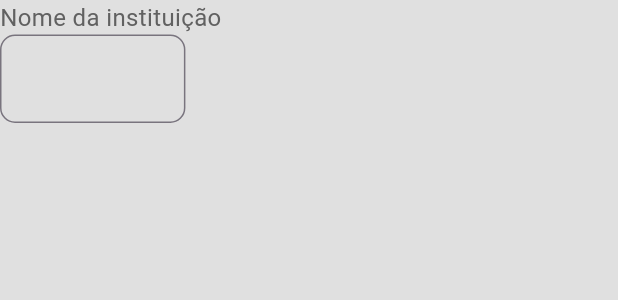
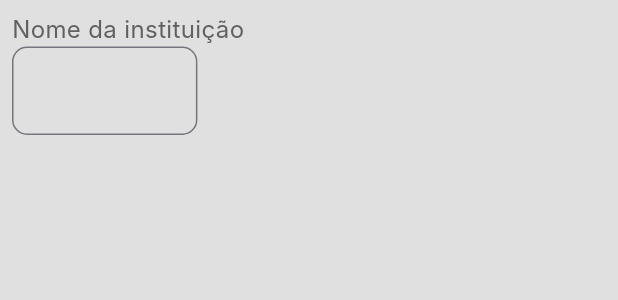
Before and after one commit to ernanyJ/edusys_client, a Flutter app: the MyTextField widget shown alone on an empty page, opened directly, on a phone screen of 412 x 824 dp. Shown: the top 300 px of the screen. Run offline on Flutter 3.47's test engine with Material 3 defaults, Android fonts, the light colour scheme and no system bars; our stand-ins replace data_table_2, dio, go_router; network calls fail; Roboto replaces fonts that are missing (Inter).

```diff
--- a/lib/core/config/config_state.dart
+++ b/lib/core/config/config_state.dart
@@ -4,5 +4,5 @@ class ConfigState extends ChangeNotifier {
   static TextEditingController schoolNameController = TextEditingController();
   static TextEditingController addressController = TextEditingController();
   static TextEditingController apiAddressController =
-      TextEditingController(text: 'http://192.168.100.59:8080');
+      TextEditingController(text: 'http://192.168.1.7:8080');
 }
--- a/lib/presentation/widgets/my_text_field.dart
+++ b/lib/presentation/widgets/my_text_field.dart
@@ -1,19 +1,23 @@
 import 'package:edusys_client/util/consts.dart';
 import 'package:flutter/material.dart';
+import 'package:flutter/services.dart';
 
 class MyTextField extends StatelessWidget {
-  const MyTextField({
-    super.key,
+  const MyTextField(
+      {super.key,
       required this.label,
       required this.controller,
-  });
+      this.inputFormatters});
 
   final String label;
   final TextEditingController controller;
+  final List<TextInputFormatter>? inputFormatters;
 
   @override
   Widget build(BuildContext context) {
-    return Column(
+    return Padding(
+      padding: const EdgeInsets.all(defaultInnerPad),
+      child: Column(
         crossAxisAlignment: CrossAxisAlignment.start,
         children: [
           Text(
@@ -23,13 +27,22 @@ class MyTextField extends StatelessWidget {
           SizedBox(
             width: MediaQuery.of(context).size.width * 0.3,
             child: TextField(
+              inputFormatters: inputFormatters,
               controller: controller,
               decoration: InputDecoration(
-              border: OutlineInputBorder(borderRadius: BorderRadius.circular(10)),
+                focusColor: primaryColor,
+                focusedBorder: OutlineInputBorder(
+                    borderSide: BorderSide(color: primaryColor)),
+                focusedErrorBorder: OutlineInputBorder(
+                    borderSide: BorderSide(color: errorColor)),
+                border: OutlineInputBorder(
+                    borderRadius: BorderRadius.circular(10),
+                    borderSide: BorderSide(color: neutralColor)),
               ),
             ),
           ),
         ],
+      ),
     );
   }
 }
--- a/lib/util/consts.dart
+++ b/lib/util/consts.dart
@@ -7,4 +7,5 @@ Color errorColor = const Color.fromARGB(255, 228, 81, 71);
 Color successColor = const Color.fromARGB(255, 0, 128, 0);
 Color warningColor = const Color.fromARGB(255, 255, 165, 0);
 Color neutralColor = Colors.grey[700]!;
-const defaultPad = 24.0;
+const defaultMainPad = 24.0;
+const defaultInnerPad = 8.0;
--- a/lib/util/theme/text_theme.dart
+++ b/lib/util/theme/text_theme.dart
@@ -8,34 +8,46 @@ class TextThemePreferences {
         fontSize: 24,
         fontWeight: FontWeight.bold,
         color: primaryColor,
-        fontFamily: 'Roboto'
+        fontFamily: 'Inter'
       ),
       titleMedium: TextStyle(
         fontSize: 20,
         fontWeight: FontWeight.bold,
         color: primaryColor,
-        fontFamily: 'Roboto'
+        fontFamily: 'Inter'
       ),
       titleSmall: TextStyle(
         fontSize: 16,
         fontWeight: FontWeight.bold,
         color: primaryColor,
-        fontFamily: 'Roboto'
+        fontFamily: 'Inter'
       ),
       bodyLarge: const TextStyle(
         fontSize: 18,
         color: Colors.black,
-        fontFamily: 'Roboto'
+        fontFamily: 'Inter'
       ),
       bodyMedium: const TextStyle(
         fontSize: 16,
         color: Colors.black,
-        fontFamily: 'Roboto'
+        fontFamily: 'Inter'
       ),
       bodySmall: const TextStyle(
         fontSize: 14,
         color: Colors.black,
-        fontFamily: 'Roboto'
+        fontFamily: 'Inter'
+      ),
+      displaySmall:  const TextStyle(
+        fontSize: 30,
+        color: Colors.black,
+        fontWeight: FontWeight.bold,
+        fontFamily: 'Inter'
+      ),
+       labelSmall:  const TextStyle(
+        fontSize: 15,
+        color: Colors.white,
+        fontWeight: FontWeight.w600,
+        fontFamily: 'Inter'
       ),
     );
 
--- a/pubspec.yaml
+++ b/pubspec.yaml
@@ -13,6 +13,7 @@ dependencies:
   provider: ^6.1.2
   data_table_2: ^2.5.16
   dio: ^5.7.0
+  brasil_fields: ^1.15.0
 
 dev_dependencies:
   flutter_test:
```
Also changed, not shown: lib/core/formaters.dart (added, +15 -0 lines), lib/presentation/configuration/configuration_page.dart (+4 -4 lines), lib/presentation/student/students_page.dart (+23 -9 lines), lib/presentation/student/widgets/students_details_dialog.dart (+102 -13 lines), lib/presentation/student/widgets/tuition_status_badge.dart (added, +59 -0 lines), pubspec.lock. Lines whose indentation alone changed are shown as unchanged.
